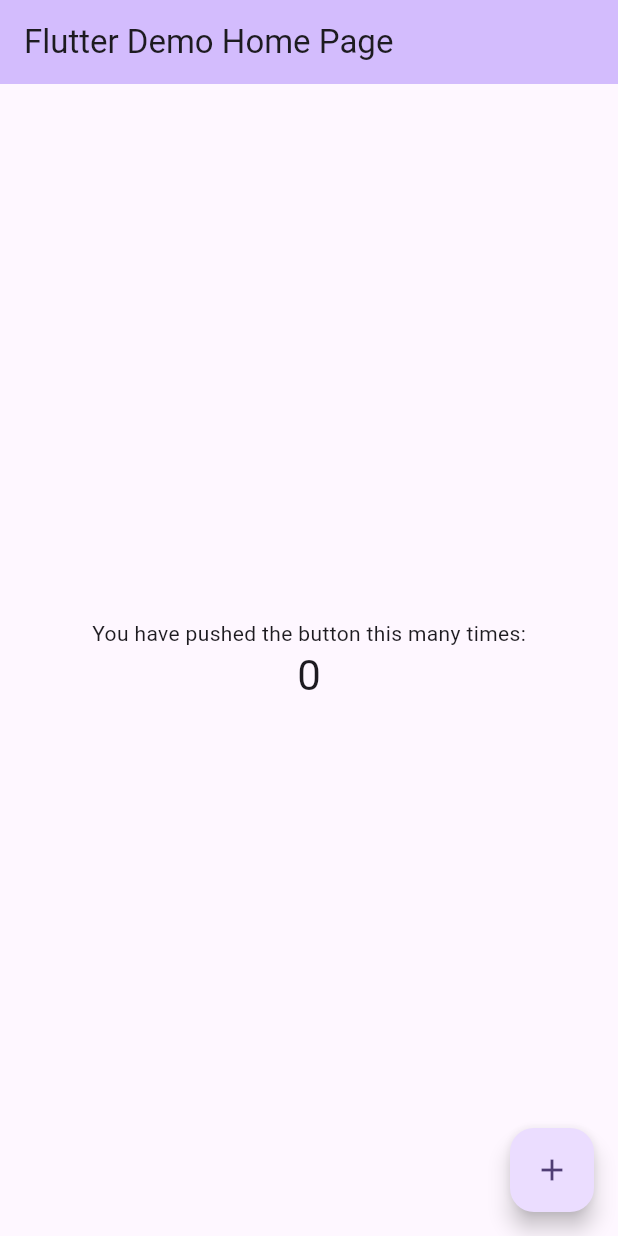
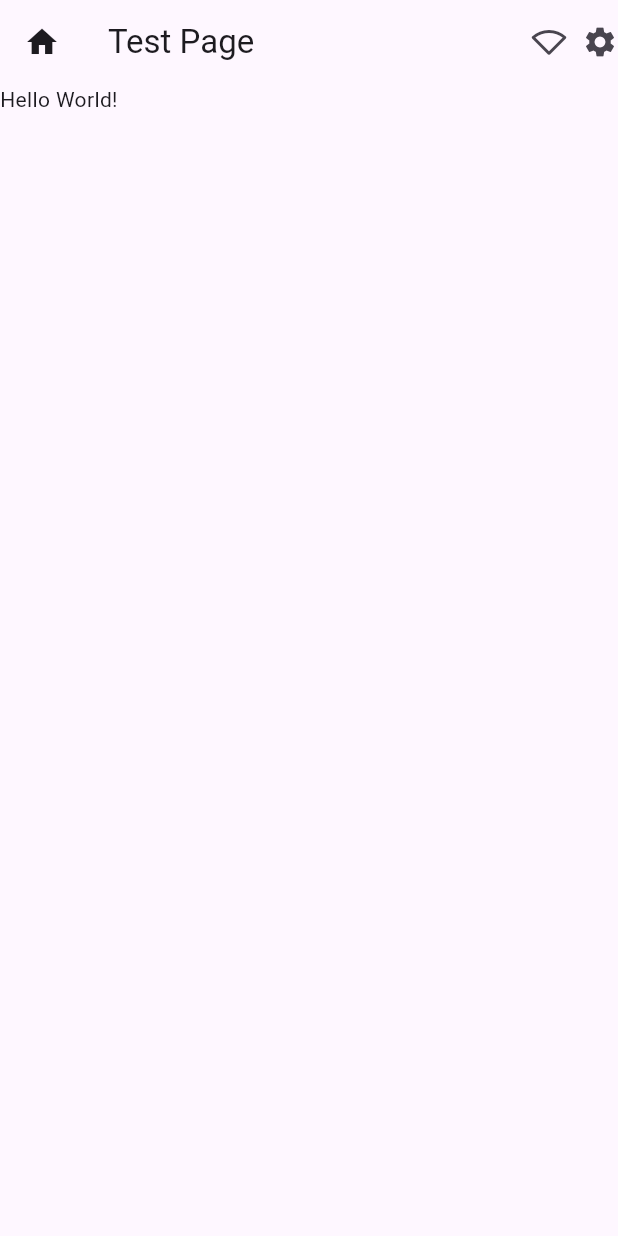
Before and after one commit to Mariem-Mallek/frontend-Spotify-mobile, a Flutter app: the screen it shows after launch, on a phone screen of 412 x 824 dp. Run offline on Flutter 3.47's test engine with Material 3 defaults, Android fonts, the light colour scheme and no system bars.

Commit message:
testPage : appBar

```diff
--- a/lib/main.dart
+++ b/lib/main.dart
@@ -1,4 +1,5 @@
 import 'package:flutter/material.dart';
+import 'test_page.dart';
 
 void main() {
   runApp(const MyApp());
@@ -7,116 +8,12 @@ void main() {
 class MyApp extends StatelessWidget {
   const MyApp({super.key});
 
-  // This widget is the root of your application.
+
   @override
   Widget build(BuildContext context) {
     return MaterialApp(
       title: 'Flutter Demo',
-      theme: ThemeData(
-        // This is the theme of your application.
-        //
-        // TRY THIS: Try running your application with "flutter run". You'll see
-        // the application has a purple toolbar. Then, without quitting the app,
-        // try changing the seedColor in the colorScheme below to Colors.green
-        // and then invoke "hot reload" (save your changes or press the "hot
-        // reload" button in a Flutter-supported IDE, or press "r" if you used
-        // the command line to start the app).
-        //
-        // Notice that the counter didn't reset back to zero; the application
-        // state is not lost during the reload. To reset the state, use hot
-        // restart instead.
-        //
-        // This works for code too, not just values: Most code changes can be
-        // tested with just a hot reload.
-        colorScheme: ColorScheme.fromSeed(seedColor: Colors.deepPurple),
-      ),
-      home: const MyHomePage(title: 'Flutter Demo Home Page'),
+      home: TestPage(),
     );
   }
 }
-
-class MyHomePage extends StatefulWidget {
-  const MyHomePage({super.key, required this.title});
-
-  // This widget is the home page of your application. It is stateful, meaning
-  // that it has a State object (defined below) that contains fields that affect
-  // how it looks.
-
-  // This class is the configuration for the state. It holds the values (in this
-  // case the title) provided by the parent (in this case the App widget) and
-  // used by the build method of the State. Fields in a Widget subclass are
-  // always marked "final".
-
-  final String title;
-
-  @override
-  State<MyHomePage> createState() => _MyHomePageState();
-}
-
-class _MyHomePageState extends State<MyHomePage> {
-  int _counter = 0;
-
-  void _incrementCounter() {
-    setState(() {
-      // This call to setState tells the Flutter framework that something has
-      // changed in this State, which causes it to rerun the build method below
-      // so that the display can reflect the updated values. If we changed
-      // _counter without calling setState(), then the build method would not be
-      // called again, and so nothing would appear to happen.
-      _counter++;
-    });
-  }
-
-  @override
-  Widget build(BuildContext context) {
-    // This method is rerun every time setState is called, for instance as done
-    // by the _incrementCounter method above.
-    //
-    // The Flutter framework has been optimized to make rerunning build methods
-    // fast, so that you can just rebuild anything that needs updating rather
-    // than having to individually change instances of widgets.
-    return Scaffold(
-      appBar: AppBar(
-        // TRY THIS: Try changing the color here to a specific color (to
-        // Colors.amber, perhaps?) and trigger a hot reload to see the AppBar
-        // change color while the other colors stay the same.
-        backgroundColor: Theme.of(context).colorScheme.inversePrimary,
-        // Here we take the value from the MyHomePage object that was created by
-        // the App.build method, and use it to set our appbar title.
-        title: Text(widget.title),
-      ),
-      body: Center(
-        // Center is a layout widget. It takes a single child and positions it
-        // in the middle of the parent.
-        child: Column(
-          // Column is also a layout widget. It takes a list of children and
-          // arranges them vertically. By default, it sizes itself to fit its
-          // children horizontally, and tries to be as tall as its parent.
-          //
-          // Column has various properties to control how it sizes itself and
-          // how it positions its children. Here we use mainAxisAlignment to
-          // center the children vertically; the main axis here is the vertical
-          // axis because Columns are vertical (the cross axis would be
-          // horizontal).
-          //
-          // TRY THIS: Invoke "debug painting" (choose the "Toggle Debug Paint"
-          // action in the IDE, or press "p" in the console), to see the
-          // wireframe for each widget.
-          mainAxisAlignment: MainAxisAlignment.center,
-          children: <Widget>[
-            const Text('You have pushed the button this many times:'),
-            Text(
-              '$_counter',
-              style: Theme.of(context).textTheme.headlineMedium,
-            ),
-          ],
-        ),
-      ),
-      floatingActionButton: FloatingActionButton(
-        onPressed: _incrementCounter,
-        tooltip: 'Increment',
-        child: const Icon(Icons.add),
-      ), // This trailing comma makes auto-formatting nicer for build methods.
-    );
-  }
-}
--- /dev/null
+++ b/lib/test_page.dart
@@ -0,0 +1,23 @@
+import 'package:flutter/material.dart';
+
+class TestPage extends StatelessWidget {
+  const TestPage({super.key});
+
+  @override
+  Widget build(BuildContext context) {
+    return SafeArea(
+      child: Scaffold(
+        appBar: AppBar(
+          title:Text("Test Page"),
+          leading: Icon(Icons.home),
+          actions: [
+            Icon(Icons.signal_wifi_0_bar_rounded),
+            //Espace
+            SizedBox(width: 10),
+            Icon(Icons.settings),
+          ]
+        ),
+        body: Text("Hello World!")),
+    );
+  }
+}
```
